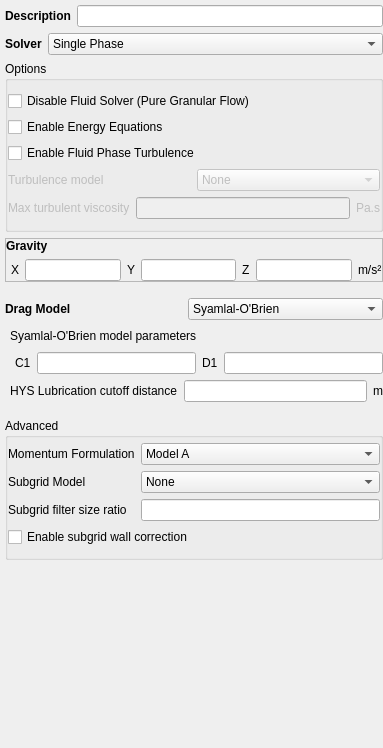
Above: mfixgui/uifiles/model_setup.ui from truongd8593/mfix before the change. Below: the same form after it.
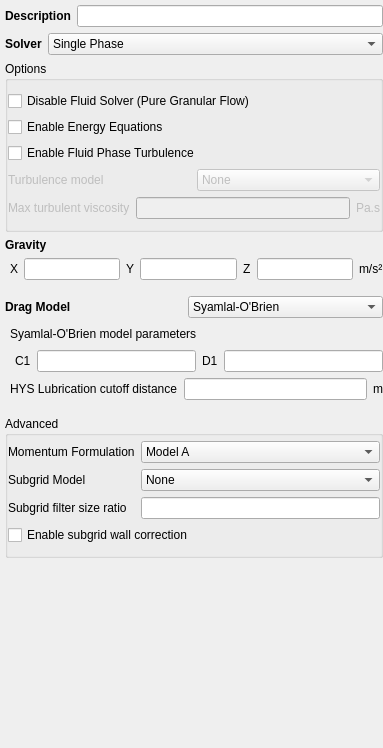
That is the form after the change. Custom widgets are drawn as their Qt base class.

```diff
--- a/mfixgui/uifiles/model_setup.ui
+++ b/mfixgui/uifiles/model_setup.ui
@@ -206,10 +206,10 @@
    <item>
     <widget class="QFrame" name="frame_gravity">
      <property name="frameShape">
-      <enum>QFrame::StyledPanel</enum>
+      <enum>QFrame::NoFrame</enum>
      </property>
      <property name="frameShadow">
-      <enum>QFrame::Raised</enum>
+      <enum>QFrame::Plain</enum>
      </property>
      <layout class="QGridLayout" name="gridLayout">
       <property name="leftMargin">
@@ -307,6 +307,12 @@
    </item>
    <item>
     <widget class="QFrame" name="frame_drag">
+     <property name="frameShape">
+      <enum>QFrame::NoFrame</enum>
+     </property>
+     <property name="frameShadow">
+      <enum>QFrame::Plain</enum>
+     </property>
      <layout class="QVBoxLayout" name="verticalLayout_2">
       <property name="leftMargin">
        <number>0</number>
@@ -643,16 +649,16 @@
   <zorder>frame_gravity</zorder>
  </widget>
  <customwidgets>
-  <customwidget>
-   <class>CheckBox</class>
-   <extends>QCheckBox</extends>
-   <header>mfixgui.widgets.base</header>
-  </customwidget>
   <customwidget>
    <class>LineEdit</class>
    <extends>QLineEdit</extends>
    <header>mfixgui.widgets.base</header>
   </customwidget>
+  <customwidget>
+   <class>CheckBox</class>
+   <extends>QCheckBox</extends>
+   <header>mfixgui.widgets.base</header>
+  </customwidget>
   <customwidget>
    <class>ComboBox</class>
    <extends>QComboBox</extends>
```
Left out of the diff: 2 changed lines with no effect on the pictures.
